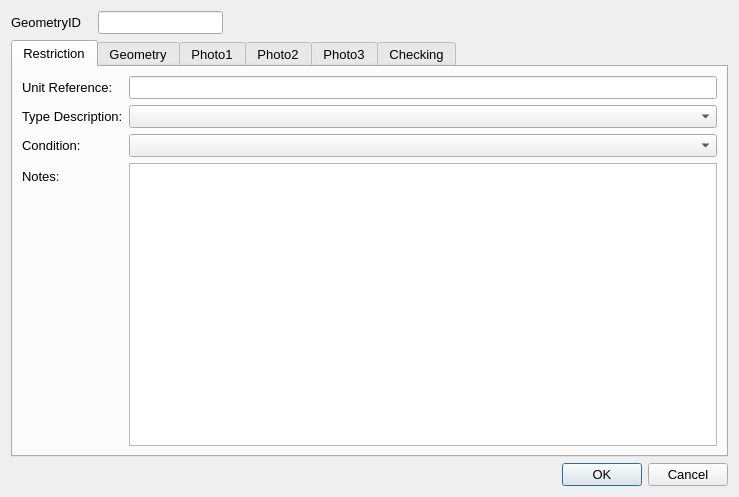
First picture: the form in ui/ISL_Electrical_Items.ui, repository tlh22/demandForm, before the edit.
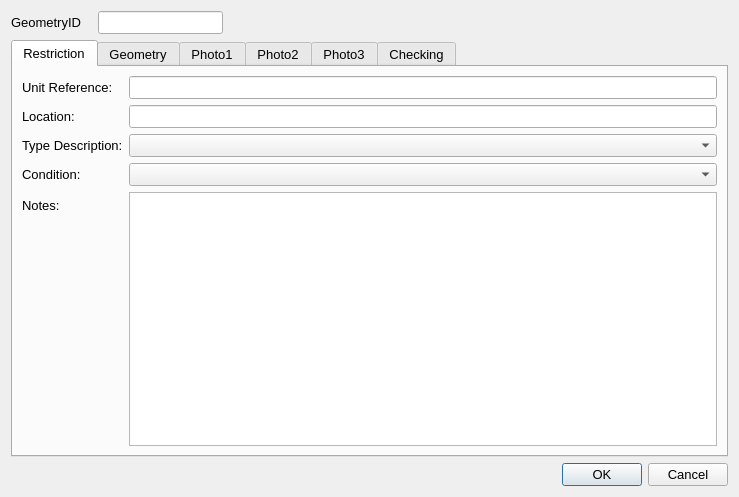
Second picture: the form after the edit. Icons and pictures are not drawn.

```diff
--- a/ui/ISL_Electrical_Items.ui
+++ b/ui/ISL_Electrical_Items.ui
@@ -107,7 +107,7 @@
        <property name="fieldGrowthPolicy">
         <enum>QFormLayout::AllNonFixedFieldsGrow</enum>
        </property>
-       <item row="4" column="0">
+       <item row="7" column="0">
         <widget class="QLabel" name="lbl_Condition">
          <property name="minimumSize">
           <size>
@@ -125,17 +125,17 @@
          </property>
         </widget>
        </item>
-       <item row="4" column="1">
+       <item row="7" column="1">
         <widget class="QComboBox" name="AssetConditionTypeID"/>
        </item>
-       <item row="8" column="0">
+       <item row="11" column="0">
         <widget class="QLabel" name="lbl_Notes">
          <property name="text">
           <string>Notes:</string>
          </property>
         </widget>
        </item>
-       <item row="3" column="1">
+       <item row="6" column="1">
         <widget class="QComboBox" name="Type_Description"/>
        </item>
        <item row="1" column="1">
@@ -148,16 +148,26 @@
          </property>
         </widget>
        </item>
-       <item row="3" column="0">
+       <item row="6" column="0">
         <widget class="QLabel" name="label_7">
          <property name="text">
           <string>Type Description:</string>
          </property>
         </widget>
        </item>
-       <item row="8" column="1">
+       <item row="11" column="1">
         <widget class="QTextEdit" name="Notes"/>
        </item>
+       <item row="2" column="1">
+        <widget class="QLineEdit" name="Unit_Location"/>
+       </item>
+       <item row="2" column="0">
+        <widget class="QLabel" name="label_11">
+         <property name="text">
+          <string>Location:</string>
+         </property>
+        </widget>
+       </item>
       </layout>
      </widget>
      <widget class="QWidget" name="Geometry">
```
